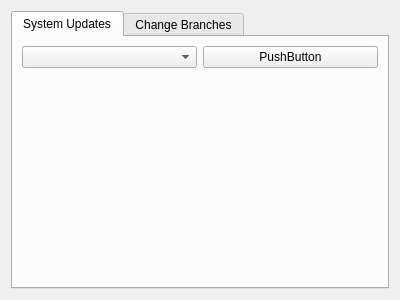
The window that src-qt5/gui_client/pages/page_updates.ui (trueos/sysadm-ui-qt) describes before a commit, drawn with Qt 5.
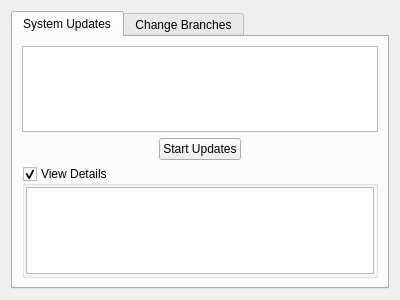
The same window after the commit.

Commit message: Get the update manager page more fleshed out. Now the branch change/list functions are working, and the updates list should be generated as needed. The start updates functionality and notification about reboot/noupdates are not finished yet.

```diff
--- a/src-qt5/gui_client/pages/page_updates.ui
+++ b/src-qt5/gui_client/pages/page_updates.ui
@@ -24,28 +24,100 @@
        <string>System Updates</string>
       </attribute>
       <layout class="QGridLayout" name="gridLayout">
+       <item row="3" column="0">
+        <widget class="QGroupBox" name="group_up_details">
+         <property name="sizePolicy">
+          <sizepolicy hsizetype="Preferred" vsizetype="Preferred">
+           <horstretch>0</horstretch>
+           <verstretch>0</verstretch>
+          </sizepolicy>
+         </property>
+         <property name="title">
+          <string>View Details</string>
+         </property>
+         <property name="checkable">
+          <bool>true</bool>
+         </property>
+         <layout class="QVBoxLayout" name="verticalLayout_2">
+          <property name="leftMargin">
+           <number>1</number>
+          </property>
+          <property name="topMargin">
+           <number>1</number>
+          </property>
+          <property name="rightMargin">
+           <number>1</number>
+          </property>
+          <property name="bottomMargin">
+           <number>1</number>
+          </property>
+          <item>
+           <widget class="QTextEdit" name="text_details">
+            <property name="sizePolicy">
+             <sizepolicy hsizetype="Expanding" vsizetype="Preferred">
+              <horstretch>0</horstretch>
+              <verstretch>0</verstretch>
+             </sizepolicy>
+            </property>
+            <property name="readOnly">
+             <bool>true</bool>
+            </property>
+           </widget>
+          </item>
+         </layout>
+        </widget>
+       </item>
        <item row="0" column="0">
-        <widget class="QComboBox" name="comboBox"/>
-       </item>
-       <item row="0" column="1">
-        <widget class="QPushButton" name="pushButton">
-         <property name="text">
-          <string>PushButton</string>
+        <widget class="QTreeWidget" name="tree_updates">
+         <property name="animated">
+          <bool>true</bool>
          </property>
+         <property name="headerHidden">
+          <bool>true</bool>
+         </property>
+         <column>
+          <property name="text">
+           <string notr="true">1</string>
+          </property>
+         </column>
         </widget>
        </item>
        <item row="1" column="0">
-        <spacer name="verticalSpacer">
-         <property name="orientation">
-          <enum>Qt::Vertical</enum>
-         </property>
-         <property name="sizeHint" stdset="0">
-          <size>
-           <width>20</width>
-           <height>40</height>
-          </size>
-         </property>
-        </spacer>
+        <layout class="QHBoxLayout" name="horizontalLayout">
+         <item>
+          <spacer name="horizontalSpacer_2">
+           <property name="orientation">
+            <enum>Qt::Horizontal</enum>
+           </property>
+           <property name="sizeHint" stdset="0">
+            <size>
+             <width>40</width>
+             <height>20</height>
+            </size>
+           </property>
+          </spacer>
+         </item>
+         <item>
+          <widget class="QPushButton" name="push_start_updates">
+           <property name="text">
+            <string>Start Updates</string>
+           </property>
+          </widget>
+         </item>
+         <item>
+          <spacer name="horizontalSpacer_3">
+           <property name="orientation">
+            <enum>Qt::Horizontal</enum>
+           </property>
+           <property name="sizeHint" stdset="0">
+            <size>
+             <width>40</width>
+             <height>20</height>
+            </size>
+           </property>
+          </spacer>
+         </item>
+        </layout>
        </item>
       </layout>
      </widget>
```
Left out of the diff: 22 changed lines with no effect on the pictures. The commit also changes 2 other files.
